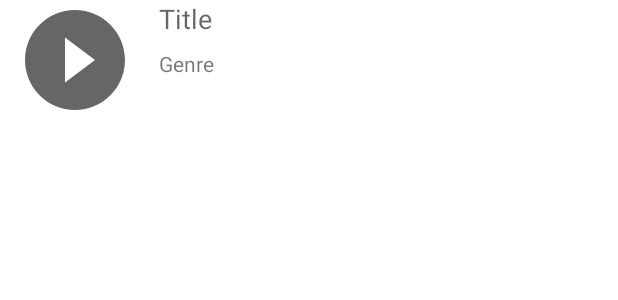
After one commit to coding-factory-classrooms/android-m1-project-music-2021-android-m1-groupe-5, an Android app: the layout row_artist.xml on its own in the app's theme, with its tools: preview values and no code run, on a phone screen of 412 x 824 dp. The commit adds this screen. Shown: the top 300 px of the screen. Run offline under Robolectric (Android 15) with nearby library versions, the phone set to English and light mode, and no system bars.

Commit message:
list artists

```diff
--- a/app/src/main/java/digital/leax/cheel/api/ApiModels.kt
+++ b/app/src/main/java/digital/leax/cheel/api/ApiModels.kt
@@ -16,6 +16,7 @@ data class ApiCredentials(
 
 @JsonClass(generateAdapter = true)
 data class ApiArtists(
+    val id : Int,
     val name: String,
     val genre_name: String,
     val album_cover_url: String
--- a/app/src/main/java/digital/leax/cheel/login/LoginViewModel.kt
+++ b/app/src/main/java/digital/leax/cheel/login/LoginViewModel.kt
@@ -66,9 +66,9 @@ class LoginViewModel : ViewModel() {
         state.value = LoginViewModelState.Loading
 
 
-        val call = api.postAuth(ApiCredentials(username = login, password = password))
+//        val call = api.postAuth(ApiCredentials(username = login, password = password))
         //FIXME ligne debug pour pas a avoir taper les creds
-        //val call = api.postAuth(ApiCredentials(username = "groupe5", password = "C1gbOcE0w5"))
+        val call = api.postAuth(ApiCredentials(username = "groupe5", password = "C1gbOcE0w5"))
 
         call.enqueue(object : Callback<ApiAuthTokenWrapper> {
             override fun onResponse(
--- /dev/null
+++ b/app/src/main/res/drawable/ic_baseline_play_circle_filled_24.xml
@@ -0,0 +1,10 @@
+<vector xmlns:android="http://schemas.android.com/apk/res/android"
+    android:width="24dp"
+    android:height="24dp"
+    android:viewportWidth="24"
+    android:viewportHeight="24"
+    android:tint="?attr/colorControlNormal">
+  <path
+      android:fillColor="@android:color/white"
+      android:pathData="M12,2C6.48,2 2,6.48 2,12s4.48,10 10,10 10,-4.48 10,-10S17.52,2 12,2zM10,16.5v-9l6,4.5 -6,4.5z"/>
+</vector>
--- /dev/null
+++ b/app/src/main/res/layout/row_artist.xml
@@ -0,0 +1,40 @@
+<?xml version="1.0" encoding="utf-8"?>
+<androidx.constraintlayout.widget.ConstraintLayout xmlns:android="http://schemas.android.com/apk/res/android"
+    xmlns:app="http://schemas.android.com/apk/res-auto"
+    android:layout_width="match_parent"
+    android:layout_height="80dp">
+
+    <ImageView
+        android:id="@+id/cover"
+        android:layout_width="80dp"
+        android:layout_height="80dp"
+        android:layout_marginStart="10dp"
+        app:layout_constraintBottom_toBottomOf="parent"
+        app:layout_constraintStart_toStartOf="parent"
+        app:layout_constraintTop_toTopOf="parent"
+        app:srcCompat="@drawable/ic_baseline_play_circle_filled_24" />
+
+    <TextView
+        android:id="@+id/name"
+        android:layout_width="wrap_content"
+        android:layout_height="wrap_content"
+        android:layout_marginStart="16dp"
+        android:text="Title"
+        android:textAppearance="@style/TextAppearance.AppCompat.Medium"
+        app:layout_constraintBottom_toTopOf="@+id/genre"
+        app:layout_constraintStart_toEndOf="@+id/cover"
+        app:layout_constraintTop_toTopOf="@+id/cover"
+        app:layout_constraintVertical_bias="0.0"
+        app:layout_constraintVertical_chainStyle="packed" />
+
+    <TextView
+        android:id="@+id/genre"
+        android:layout_width="wrap_content"
+        android:layout_height="wrap_content"
+        android:layout_marginTop="8dp"
+        android:text="Genre"
+        app:layout_constraintBottom_toBottomOf="@+id/cover"
+        app:layout_constraintStart_toStartOf="@+id/name"
+        app:layout_constraintTop_toBottomOf="@+id/name" />
+
+</androidx.constraintlayout.widget.ConstraintLayout>
--- a/app/src/main/res/navigation/nav_graph_menu.xml
+++ b/app/src/main/res/navigation/nav_graph_menu.xml
@@ -17,7 +17,7 @@
         tools:layout="@layout/fragment_playlists" />
     <fragment
         android:id="@+id/libraryFragment"
-        android:name="digital.leax.cheel.menu.LibraryFragment"
+        android:name="digital.leax.cheel.menu.library.LibraryFragment"
         android:label="fragment_library"
         tools:layout="@layout/fragment_library" />
     <fragment
```
Also changed, not shown: app/src/main/java/digital/leax/cheel/api/ApiMappers.kt (+20 -0 lines), app/src/main/java/digital/leax/cheel/api/ArtistAPI.kt (deleted, +0 -12 lines), app/src/main/java/digital/leax/cheel/api/MusicDBApi.kt (+10 -2 lines), app/src/main/java/digital/leax/cheel/menu/LibraryFragment.kt (deleted, +0 -87 lines), app/src/main/java/digital/leax/cheel/menu/PlayerFragment.kt (+0 -11 lines), app/src/main/java/digital/leax/cheel/menu/library/LibraryAdapter.kt (added, +43 -0 lines), app/src/main/java/digital/leax/cheel/menu/library/LibraryFragment.kt (added, +51 -0 lines), app/src/main/java/digital/leax/cheel/menu/library/LibraryViewModel.kt (added, +94 -0 lines), app/src/main/res/layout/fragment_library.xml (+7 -19 lines).
